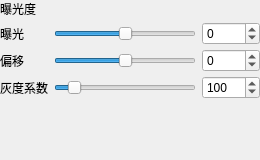
Before: the Qt Designer form psDemo/ui/adj/adjexposure.ui in littletenyuan01/photoshopDemo, drawn with Qt 5.
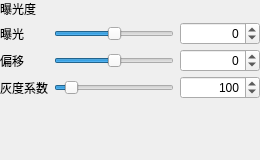
After: the same form once the commit is applied.

Diff of the .ui file:
```diff
--- a/psDemo/ui/adj/adjexposure.ui
+++ b/psDemo/ui/adj/adjexposure.ui
@@ -27,6 +27,12 @@
               </item>
               <item row="0" column="1">
                <widget class="QSlider" name="slider_exposure">
+                <property name="sizePolicy">
+                 <sizepolicy hsizetype="Expanding" vsizetype="Fixed">
+                  <horstretch>1</horstretch>
+                  <verstretch>0</verstretch>
+                 </sizepolicy>
+                </property>
                 <property name="orientation"><enum>Qt::Orientation::Horizontal</enum></property>
                 <property name="minimum"><number>-2000</number></property>
                 <property name="maximum"><number>2000</number></property>
@@ -35,6 +41,27 @@
               </item>
               <item row="0" column="2">
                <widget class="QSpinBox" name="spin_exposure">
+                <property name="sizePolicy">
+                 <sizepolicy hsizetype="Fixed" vsizetype="Fixed">
+                  <horstretch>0</horstretch>
+                  <verstretch>0</verstretch>
+                 </sizepolicy>
+                </property>
+                <property name="minimumSize">
+                 <size>
+                  <width>80</width>
+                  <height>0</height>
+                 </size>
+                </property>
+                <property name="maximumSize">
+                 <size>
+                  <width>96</width>
+                  <height>16777215</height>
+                 </size>
+                </property>
+                <property name="alignment">
+                 <set>Qt::AlignmentFlag::AlignRight|Qt::AlignmentFlag::AlignVCenter</set>
+                </property>
                 <property name="minimum"><number>-2000</number></property>
                 <property name="maximum"><number>2000</number></property>
                 <property name="value"><number>0</number></property>
@@ -47,6 +74,12 @@
               </item>
               <item row="1" column="1">
                <widget class="QSlider" name="slider_offset">
+                <property name="sizePolicy">
+                 <sizepolicy hsizetype="Expanding" vsizetype="Fixed">
+                  <horstretch>1</horstretch>
+                  <verstretch>0</verstretch>
+                 </sizepolicy>
+                </property>
                 <property name="orientation"><enum>Qt::Orientation::Horizontal</enum></property>
                 <property name="minimum"><number>-50</number></property>
                 <property name="maximum"><number>50</number></property>
@@ -55,6 +88,27 @@
               </item>
               <item row="1" column="2">
                <widget class="QSpinBox" name="spin_offset">
+                <property name="sizePolicy">
+                 <sizepolicy hsizetype="Fixed" vsizetype="Fixed">
+                  <horstretch>0</horstretch>
+                  <verstretch>0</verstretch>
+                 </sizepolicy>
+                </property>
+                <property name="minimumSize">
+                 <size>
+                  <width>80</width>
+                  <height>0</height>
+                 </size>
+                </property>
+                <property name="maximumSize">
+                 <size>
+                  <width>96</width>
+                  <height>16777215</height>
+                 </size>
+                </property>
+                <property name="alignment">
+                 <set>Qt::AlignmentFlag::AlignRight|Qt::AlignmentFlag::AlignVCenter</set>
+                </property>
                 <property name="minimum"><number>-50</number></property>
                 <property name="maximum"><number>50</number></property>
                 <property name="value"><number>0</number></property>
@@ -67,6 +121,12 @@
               </item>
               <item row="2" column="1">
                <widget class="QSlider" name="slider_gamma">
+                <property name="sizePolicy">
+                 <sizepolicy hsizetype="Expanding" vsizetype="Fixed">
+                  <horstretch>1</horstretch>
+                  <verstretch>0</verstretch>
+                 </sizepolicy>
+                </property>
                 <property name="orientation"><enum>Qt::Orientation::Horizontal</enum></property>
                 <property name="minimum"><number>1</number></property>
                 <property name="maximum"><number>999</number></property>
@@ -75,6 +135,27 @@
               </item>
               <item row="2" column="2">
                <widget class="QSpinBox" name="spin_gamma">
+                <property name="sizePolicy">
+                 <sizepolicy hsizetype="Fixed" vsizetype="Fixed">
+                  <horstretch>0</horstretch>
+                  <verstretch>0</verstretch>
+                 </sizepolicy>
+                </property>
+                <property name="minimumSize">
+                 <size>
+                  <width>80</width>
+                  <height>0</height>
+                 </size>
+                </property>
+                <property name="maximumSize">
+                 <size>
+                  <width>96</width>
+                  <height>16777215</height>
+                 </size>
+                </property>
+                <property name="alignment">
+                 <set>Qt::AlignmentFlag::AlignRight|Qt::AlignmentFlag::AlignVCenter</set>
+                </property>
                 <property name="minimum"><number>1</number></property>
                 <property name="maximum"><number>999</number></property>
                 <property name="value"><number>100</number></property>
```
Left out of the diff: 2 changed lines with no effect on the pictures.
